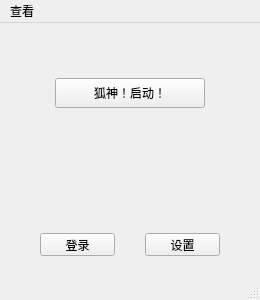
MeowDWing/DanmakuReader, file ui/danmakureaderwindow.ui: the form before one commit.
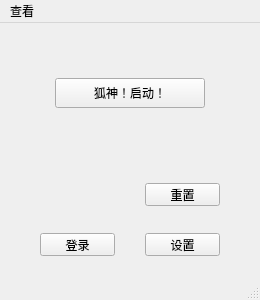
The form after the commit.

What changed in the file:
```diff
--- a/ui/danmakureaderwindow.ui
+++ b/ui/danmakureaderwindow.ui
@@ -83,6 +83,19 @@
      <string>设置</string>
     </property>
    </widget>
+   <widget class="QPushButton" name="Reset">
+    <property name="geometry">
+     <rect>
+      <x>145</x>
+      <y>160</y>
+      <width>75</width>
+      <height>23</height>
+     </rect>
+    </property>
+    <property name="text">
+     <string>重置</string>
+    </property>
+   </widget>
   </widget>
   <widget class="QStatusBar" name="statusbar"/>
   <widget class="QMenuBar" name="menuBar">
```
Left out of the diff: 17 changed lines with no effect on the pictures.
